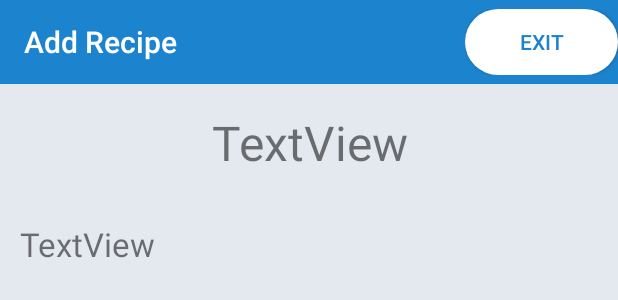
After one commit to pwHKR/EasyBake, an Android app: the layout view_recipe_fragment.xml on its own in the app's theme, with its tools: preview values and no code run, on a phone screen of 412 x 824 dp. The commit adds this screen. Shown: the top 300 px of the screen. Run offline under Robolectric (Android 15) with nearby library versions, the phone set to English and light mode, and no system bars.

Commit message:
View Recipe Fragment added (not completed)

```diff
--- a/app/src/main/java/sp_coding/myapplication/Controll/Fragment/Home/HomeFragment.java
+++ b/app/src/main/java/sp_coding/myapplication/Controll/Fragment/Home/HomeFragment.java
@@ -6,6 +6,7 @@ import android.support.v4.app.Fragment;
 import android.view.LayoutInflater;
 import android.view.View;
 import android.view.ViewGroup;
+import android.widget.AdapterView;
 import android.widget.ArrayAdapter;
 import android.widget.ListView;
 
@@ -44,6 +45,13 @@ public class HomeFragment extends Fragment implements Util {
         //Apply adapter to ListView
         listView.setAdapter(adapter);
 
+        listView.setOnItemClickListener(new AdapterView.OnItemClickListener() {
+            @Override
+            public void onItemClick(AdapterView<?> parent, View view, int position, long id) {
+
+            }
+        });
+
         return v;
     }
 
--- a/app/src/main/java/sp_coding/myapplication/Controll/Fragment/Recipe/AddRecipeFragment.java
+++ b/app/src/main/java/sp_coding/myapplication/Controll/Fragment/Recipe/AddRecipeFragment.java
@@ -22,7 +22,6 @@ import java.util.ArrayList;
 
 import in.galaxyofandroid.spinerdialog.OnSpinerItemClick;
 import in.galaxyofandroid.spinerdialog.SpinnerDialog;
-import sp_coding.myapplication.Controll.Fragment.Ingredient.IngredientFragment;
 import sp_coding.myapplication.Model.Utility.Ingredient.IngredientUtility;
 import sp_coding.myapplication.Model.Utility.Interface.Util;
 import sp_coding.myapplication.Model.Utility.Link.LinkUtility;
--- /dev/null
+++ b/app/src/main/java/sp_coding/myapplication/Controll/Fragment/Recipe/ViewRecipeFragment.java
@@ -0,0 +1,31 @@
+package sp_coding.myapplication.Controll.Fragment.Recipe;
+
+import android.os.Bundle;
+import android.support.annotation.Nullable;
+import android.support.v4.app.Fragment;
+import android.view.LayoutInflater;
+import android.view.View;
+import android.view.ViewGroup;
+import android.view.animation.Animation;
+
+import sp_coding.myapplication.R;
+
+/**
+ * Created by andreas on 2018-03-15.
+ */
+
+public class ViewRecipeFragment extends Fragment {
+
+    @Nullable
+    @Override
+    public View onCreateView(LayoutInflater inflater, @Nullable ViewGroup container, @Nullable Bundle savedInstanceState) {
+        View v = inflater.inflate(R.layout.home_fragment, container, false);
+
+        return v;
+    }
+
+    @Override
+    public void onViewCreated(View view, @Nullable Bundle savedInstanceState) {
+        super.onViewCreated(view, savedInstanceState);
+    }
+}
--- /dev/null
+++ b/app/src/main/res/layout/view_recipe_fragment.xml
@@ -0,0 +1,91 @@
+<?xml version="1.0" encoding="utf-8"?>
+<android.support.constraint.ConstraintLayout xmlns:android="http://schemas.android.com/apk/res/android"
+    xmlns:app="http://schemas.android.com/apk/res-auto"
+    xmlns:tools="http://schemas.android.com/tools"
+    android:id="@+id/add_recipe_layout"
+    android:layout_width="match_parent"
+    android:layout_height="match_parent"
+    android:background="#E4E9EF"
+    tools:layout_editor_absoluteY="25dp">
+
+    <TextView
+        android:id="@+id/info3"
+        android:layout_width="0dp"
+        android:layout_height="wrap_content"
+        android:layout_marginBottom="54dp"
+        android:text="TextView"
+        app:layout_constraintBottom_toTopOf="@+id/title"
+        app:layout_constraintEnd_toEndOf="parent"
+        app:layout_constraintStart_toStartOf="parent"
+        app:layout_constraintTop_toTopOf="parent" />
+
+    <android.support.v7.widget.Toolbar
+        android:id="@+id/my_toolbar"
+        android:layout_width="0dp"
+        android:layout_height="wrap_content"
+        android:background="#1C83CE"
+        android:minHeight="?attr/actionBarSize"
+        app:layout_constraintEnd_toEndOf="parent"
+        app:layout_constraintStart_toStartOf="parent"
+        app:layout_constraintTop_toTopOf="parent"
+        app:title="Add Recipe"
+        app:titleTextColor="#FFFFFF">
+
+        <LinearLayout
+            android:layout_width="wrap_content"
+            android:layout_height="match_parent"
+            android:layout_gravity="right">
+
+            <Button
+                android:id="@+id/exitBtn"
+                android:layout_width="102dp"
+                android:layout_height="44dp"
+                android:layout_weight="1"
+                android:background="@drawable/buttonshape"
+                android:text="Exit"
+                android:textColor="#1C83CE" />
+
+        </LinearLayout>
+
+    </android.support.v7.widget.Toolbar>
+
+    <TextView
+        android:id="@+id/title"
+        android:layout_width="wrap_content"
+        android:layout_height="wrap_content"
+        android:layout_marginBottom="31dp"
+        android:gravity="center"
+        android:text="TextView"
+        android:textSize="32dp"
+        app:layout_constraintBottom_toTopOf="@+id/info2"
+        app:layout_constraintEnd_toEndOf="parent"
+        app:layout_constraintStart_toStartOf="parent"
+        app:layout_constraintTop_toBottomOf="@+id/info3" />
+
+    <TextView
+        android:id="@+id/info2"
+        android:layout_width="385dp"
+        android:layout_height="0dp"
+        android:layout_marginBottom="8dp"
+        android:scrollbars="vertical"
+        android:text="TextView"
+        android:textSize="22dp"
+        app:layout_constraintBottom_toTopOf="@+id/listView2"
+        app:layout_constraintEnd_toEndOf="parent"
+        app:layout_constraintStart_toStartOf="parent"
+        app:layout_constraintTop_toBottomOf="@+id/title" />
+
+    <ListView
+        android:id="@+id/listView2"
+        android:layout_width="0dp"
+        android:layout_height="0dp"
+        android:layout_marginBottom="8dp"
+        android:layout_marginEnd="8dp"
+        android:layout_marginStart="8dp"
+        app:layout_constraintBottom_toBottomOf="parent"
+        app:layout_constraintEnd_toEndOf="parent"
+        app:layout_constraintStart_toStartOf="parent"
+        app:layout_constraintTop_toBottomOf="@+id/info2" />
+
+
+</android.support.constraint.ConstraintLayout>
```
